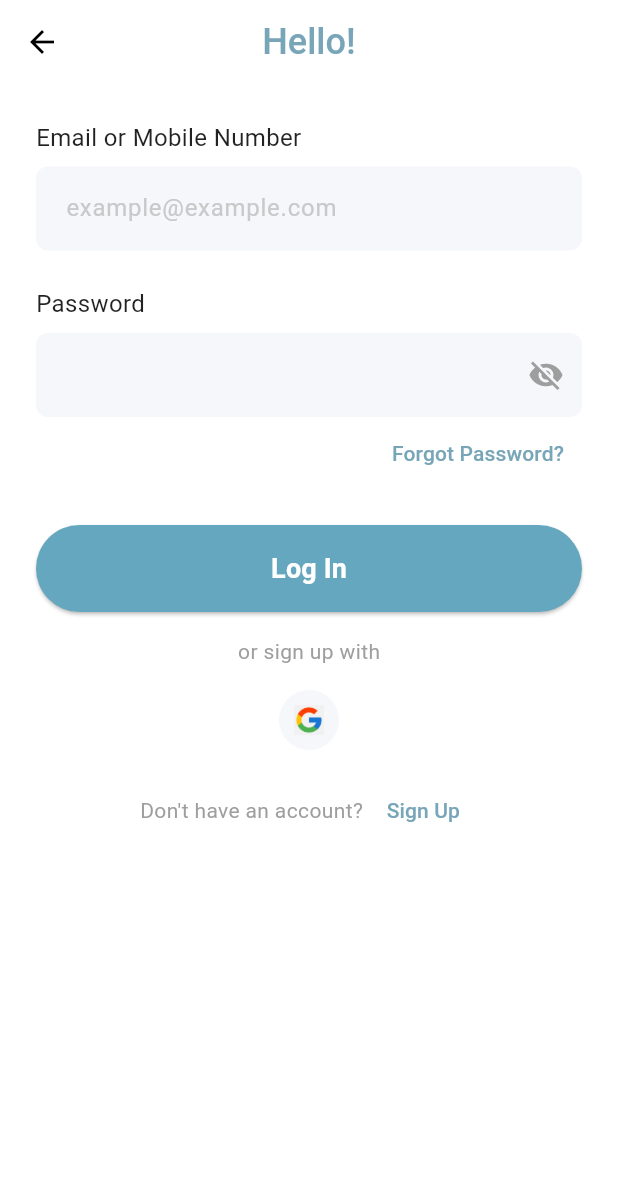
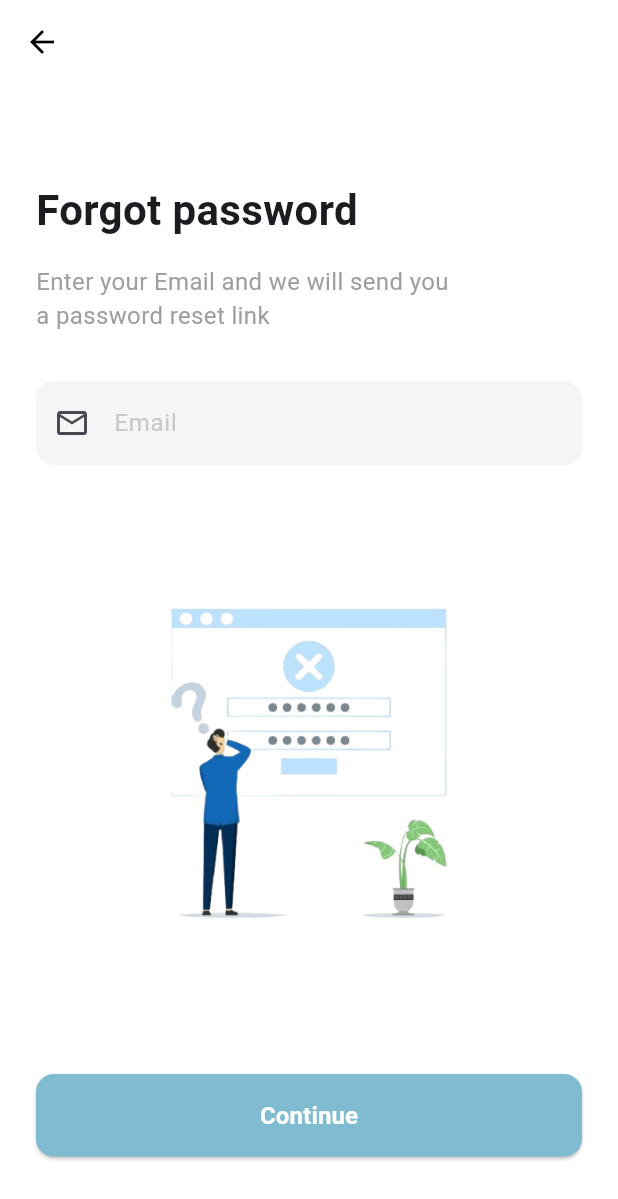
Before and after one commit to FathimaNajlak/masiha_doctor, a Flutter app: the LoginScreen screen opened by its route, after a tap on the "arrow back" icon, after a tap on "Log In", after a tap on "Forgot Password?", on a phone screen of 412 x 824 dp. Shown: the top 1199 px of the screen. Run offline on Flutter 3.47's test engine with Material 3 defaults, Android fonts, the phone set to English and light mode, and no system bars; our stand-ins replace firebase_auth, firebase_core, google_fonts, google_sign_in, image_picker; accounts and stored records are empty.

Commit message:
forgot password

```diff
--- a/lib/main.dart
+++ b/lib/main.dart
@@ -4,6 +4,7 @@ import 'package:masiha_doctor/firebase_options.dart';
 import 'package:masiha_doctor/providers/login_provider.dart';
 import 'package:masiha_doctor/screens/home/home.dart';
 import 'package:masiha_doctor/screens/login_signup/all_set.dart';
+import 'package:masiha_doctor/screens/login_signup/forgot_pass_screen.dart';
 import 'package:masiha_doctor/screens/login_signup/let_in.dart';
 import 'package:masiha_doctor/screens/login_signup/login_screen.dart';
 import 'package:masiha_doctor/screens/login_signup/signup_screen.dart';
@@ -39,6 +40,7 @@ class MyApp extends StatelessWidget {
         '/home': (context) => const HomeScreen(),
         '/signup': (context) => SignupScreen(),
         '/allset': (context) => const AllSetScreen(),
+        '/forgotpass': (context) => const ForgotPasswordScreen(),
       },
       theme: ThemeData(
         primarySwatch: Colors.blue,
--- /dev/null
+++ b/lib/providers/forgot_pass_provider.dart
@@ -0,0 +1,49 @@
+import 'package:flutter/material.dart';
+
+class ForgotPasswordProvider extends ChangeNotifier {
+  String _email = '';
+  bool _isLoading = false;
+  String? _errorMessage;
+
+  String get email => _email;
+  bool get isLoading => _isLoading;
+  String? get errorMessage => _errorMessage;
+
+  void setEmail(String value) {
+    _email = value;
+    notifyListeners();
+  }
+
+  Future<void> resetPassword(BuildContext context) async {
+    if (_email.isEmpty) {
+      _errorMessage = 'Please enter your email';
+      notifyListeners();
+      return;
+    }
+
+    try {
+      _isLoading = true;
+      _errorMessage = null;
+      notifyListeners();
+
+      // Simulate API call
+      await Future.delayed(const Duration(seconds: 2));
+
+      _isLoading = false;
+      notifyListeners();
+
+      // Navigate to another page
+      // Navigator.pushReplacement(
+      //   context,
+      //   MaterialPageRoute(
+      //     builder: (context) =>
+      //         const SetPasswordScreen(), // Replace with your target page
+      //   ),
+      // );
+    } catch (e) {
+      _isLoading = false;
+      _errorMessage = 'An error occurred. Please try again.';
+      notifyListeners();
+    }
+  }
+}
--- /dev/null
+++ b/lib/screens/login_signup/forgot_pass_screen.dart
@@ -0,0 +1,67 @@
+import 'package:flutter/material.dart';
+import 'package:masiha_doctor/providers/forgot_pass_provider.dart';
+import 'package:masiha_doctor/widgets/login/forgot_pass/button.dart';
+import 'package:masiha_doctor/widgets/login/forgot_pass/email_input.dart';
+import 'package:masiha_doctor/widgets/login/forgot_pass/illustration.dart';
+
+import 'package:provider/provider.dart';
+
+class ForgotPasswordScreen extends StatelessWidget {
+  const ForgotPasswordScreen({super.key});
+
+  @override
+  Widget build(BuildContext context) {
+    return ChangeNotifierProvider(
+      create: (_) => ForgotPasswordProvider(),
+      child: Scaffold(
+        backgroundColor: Colors.white,
+        appBar: AppBar(
+          backgroundColor: Colors.transparent,
+          elevation: 0,
+          centerTitle: true,
+          iconTheme: const IconThemeData(
+            color: Colors.black,
+          ),
+          leading: IconButton(
+            icon: const Icon(Icons.arrow_back, color: Colors.black),
+            onPressed: () => Navigator.pushReplacementNamed(context, '/login'),
+          ),
+        ),
+        body: const SafeArea(
+          child: SingleChildScrollView(
+            child: Padding(
+              padding: EdgeInsets.all(24.0),
+              child: Column(
+                crossAxisAlignment: CrossAxisAlignment.stretch,
+                children: [
+                  SizedBox(height: 40),
+                  Text(
+                    'Forgot password',
+                    style: TextStyle(
+                      fontSize: 28,
+                      fontWeight: FontWeight.bold,
+                    ),
+                  ),
+                  SizedBox(height: 16),
+                  Text(
+                    'Enter your Email and we will send you\na password reset link',
+                    style: TextStyle(
+                      color: Colors.grey,
+                      fontSize: 16,
+                    ),
+                  ),
+                  SizedBox(height: 32),
+                  EmailInput(),
+                  SizedBox(height: 24),
+                  IllustrationWidget(),
+                  SizedBox(height: 32),
+                  Button(),
+                ],
+              ),
+            ),
+          ),
+        ),
+      ),
+    );
+  }
+}
--- a/lib/screens/login_signup/let_in.dart
+++ b/lib/screens/login_signup/let_in.dart
@@ -67,7 +67,7 @@ class LetinPage extends StatelessWidget {
                 // Sign Up Button
                 TextButton(
                   onPressed: () {
-                    //Navigator.pushReplacementNamed(context, '/signup');
+                    Navigator.pushReplacementNamed(context, '/signup');
                   },
                   style: TextButton.styleFrom(
                     foregroundColor: const Color(0xFF7AB8D3),
--- /dev/null
+++ b/lib/widgets/login/forgot_pass/button.dart
@@ -0,0 +1,34 @@
+import 'package:flutter/material.dart';
+import 'package:masiha_doctor/providers/forgot_pass_provider.dart';
+import 'package:provider/provider.dart';
+
+class Button extends StatelessWidget {
+  const Button({super.key});
+
+  @override
+  Widget build(BuildContext context) {
+    final provider = context.watch<ForgotPasswordProvider>();
+
+    return ElevatedButton(
+      onPressed:
+          provider.isLoading ? null : () => provider.resetPassword(context),
+      style: ElevatedButton.styleFrom(
+        backgroundColor: const Color(0xFF7FBCD2),
+        padding: const EdgeInsets.symmetric(vertical: 16),
+        shape: RoundedRectangleBorder(
+          borderRadius: BorderRadius.circular(12),
+        ),
+      ),
+      child: provider.isLoading
+          ? const CircularProgressIndicator(color: Colors.white)
+          : const Text(
+              'Continue',
+              style: TextStyle(
+                fontSize: 16,
+                color: Colors.white,
+                fontWeight: FontWeight.bold,
+              ),
+            ),
+    );
+  }
+}
--- /dev/null
+++ b/lib/widgets/login/forgot_pass/email_input.dart
@@ -0,0 +1,29 @@
+import 'package:flutter/material.dart';
+import 'package:masiha_doctor/providers/forgot_pass_provider.dart';
+import 'package:provider/provider.dart';
+
+class EmailInput extends StatelessWidget {
+  const EmailInput({super.key});
+
+  @override
+  Widget build(BuildContext context) {
+    final provider = context.watch<ForgotPasswordProvider>();
+
+    return TextField(
+      onChanged: provider.setEmail,
+      decoration: InputDecoration(
+        prefixIcon: const Icon(Icons.email_outlined),
+        hintText: 'Email',
+        hintStyle: const TextStyle(color: Color.fromARGB(255, 201, 201, 201)),
+        border: OutlineInputBorder(
+          borderRadius: BorderRadius.circular(12),
+          borderSide: BorderSide.none,
+        ),
+        filled: true,
+        fillColor: Colors.grey[100],
+        errorText: provider.errorMessage,
+      ),
+      keyboardType: TextInputType.emailAddress,
+    );
+  }
+}
--- /dev/null
+++ b/lib/widgets/login/forgot_pass/illustration.dart
@@ -0,0 +1,15 @@
+import 'package:flutter/material.dart';
+
+class IllustrationWidget extends StatelessWidget {
+  const IllustrationWidget({super.key});
+
+  @override
+  Widget build(BuildContext context) {
+    return Center(
+      child: Image.asset(
+        'assets/images/forgot_password.png',
+        height: 350,
+      ),
+    );
+  }
+}
--- a/lib/widgets/signup/header.dart
+++ b/lib/widgets/signup/header.dart
@@ -10,7 +10,7 @@ class Header extends StatelessWidget {
         IconButton(
           icon: const Icon(Icons.arrow_back),
           onPressed: () {
-            Navigator.pushReplacementNamed(context, '/home');
+            Navigator.pushReplacementNamed(context, '/login');
           },
         ),
         const SizedBox(width: 8),
```
Also changed, not shown: assets/images/forgot_password.png (added).
